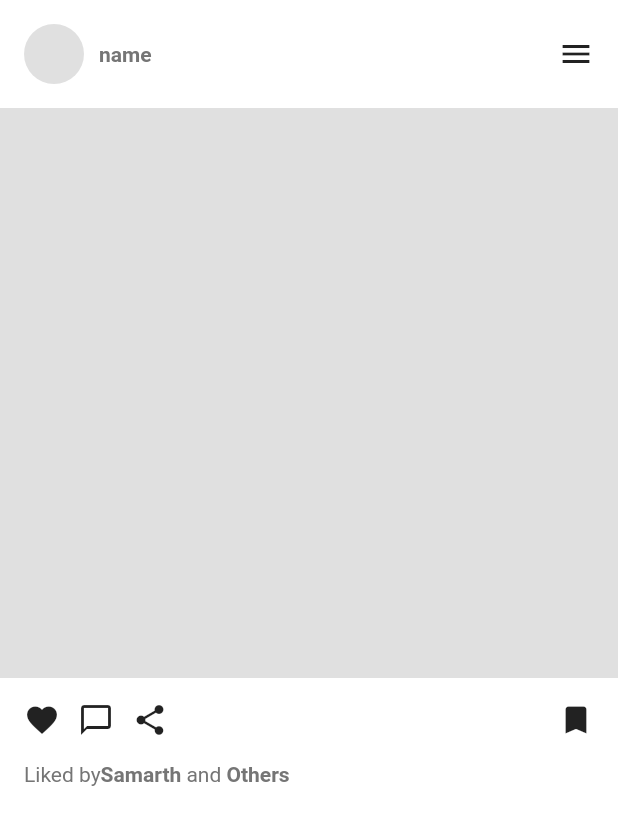
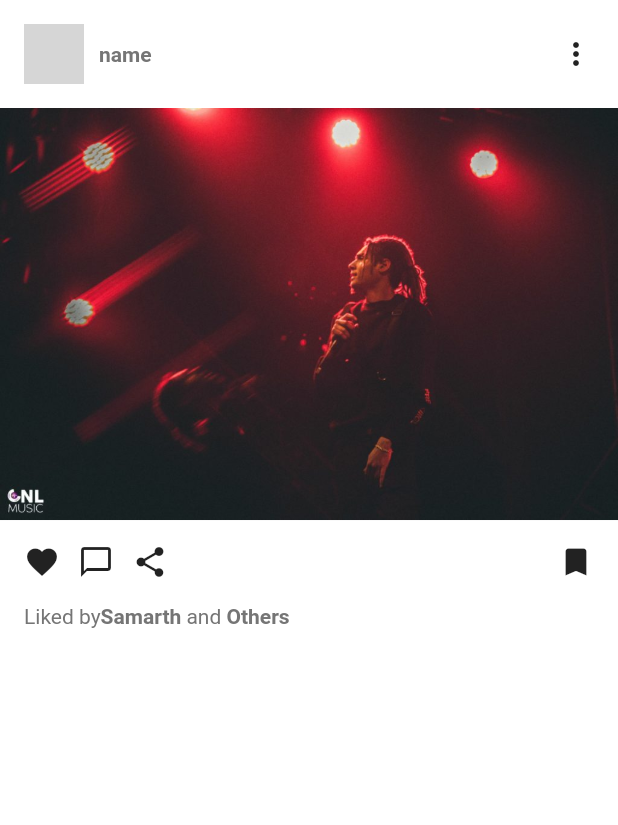
Before and after one commit to jaydip-pawar/Clean_Me-User_App, a Flutter app: the CommunityScreen widget shown alone on an empty page, opened directly, on a phone screen of 412 x 824 dp. Shown: the top 825 px of the screen. Run offline on Flutter 3.47's test engine with Material 2 defaults, Android fonts, the phone set to English and light mode, and no system bars; our stand-ins replace cloud_firestore, email_validator, firebase_auth, firebase_core, flutter_easyloading, geolocator and 3 more; missing offline and left inert: geocode; accounts and stored records are empty; network calls fail; Roboto replaces fonts that are missing (Netverbatim); grey boxes are pictures that could not be loaded.

```diff
--- a/lib/screens/home/sub_screens/community_screen.dart
+++ b/lib/screens/home/sub_screens/community_screen.dart
@@ -20,14 +20,11 @@ class _CommunityScreenState extends State<CommunityScreen> {
             mainAxisAlignment: MainAxisAlignment.spaceBetween,
             children: [
               Row(
-                children: [
-                  //proile photo
-                  Container(
-                    width: 40,
-                    height: 40,
-                    decoration: BoxDecoration(
-                      color: Colors.grey[300],
-                      shape: BoxShape.circle,
+                children: const [
+                  CircleAvatar(
+                    backgroundColor: Colors.grey,
+                    child: CircleAvatar(
+                      backgroundImage: NetworkImage("https://images.pexels.com/photos/771742/pexels-photo-771742.jpeg?auto=compress&cs=tinysrgb&dpr=1&w=500"),
                     ),
                   ),
                   SizedBox(
@@ -39,14 +36,14 @@ class _CommunityScreenState extends State<CommunityScreen> {
                   )
                 ],
               ),
-              Icon(Icons.menu)
+              const Icon(Icons.more_vert)
             ],
           ),
         ),
         //post
         Container(
-          height: 380,
           color: Colors.grey[300],
+          child: Image.asset("assets/images/event8.jpg"),
         ),
         //below the post -> buttons and comments
         Padding(
@@ -55,16 +52,16 @@ class _CommunityScreenState extends State<CommunityScreen> {
             mainAxisAlignment: MainAxisAlignment.spaceBetween,
             children: [
               Row(
-                children: [
+                children: const [
                   Icon(Icons.favorite),
                   Padding(
-                    padding: const EdgeInsets.symmetric(horizontal: 12.0),
+                    padding: EdgeInsets.symmetric(horizontal: 12.0),
                     child: Icon(Icons.chat_bubble_outline),
                   ),
                   Icon(Icons.share),
                 ],
               ),
-              Icon(Icons.bookmark),
+              const Icon(Icons.bookmark),
             ],
           ),
         ),
@@ -72,7 +69,7 @@ class _CommunityScreenState extends State<CommunityScreen> {
         //comments
         Padding(
           padding: const EdgeInsets.only(left: 16.0),
-          child: Row(children: [
+          child: Row(children: const [
             Text('Liked by'),
             Text(
               'Samarth',
```
